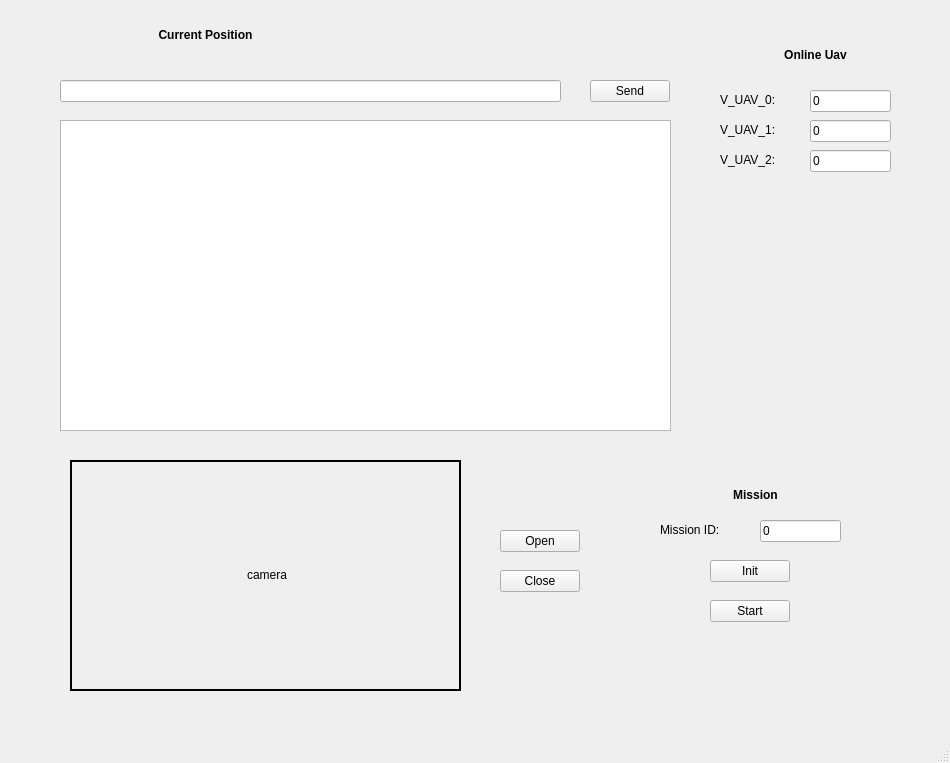
Old version of the form src/ui_control/src/v_uav_local_network.ui in the repository lpf19898026858/RLTraining_ws.
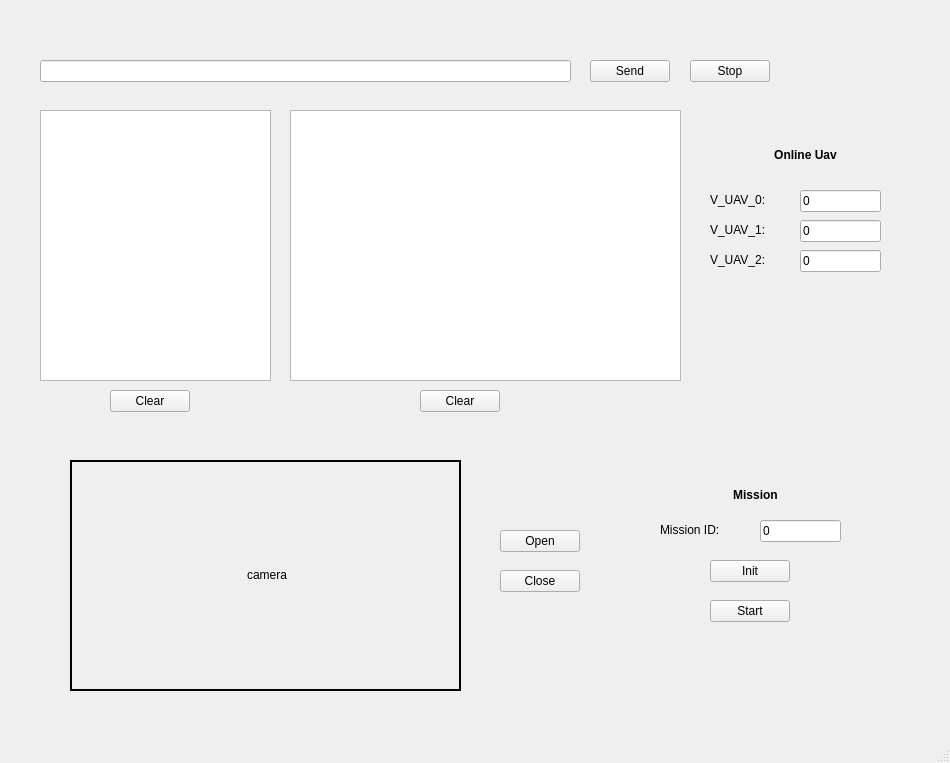
New version of the form. Icons and pictures are not drawn.

```diff
--- a/src/ui_control/src/v_uav_local_network.ui
+++ b/src/ui_control/src/v_uav_local_network.ui
@@ -46,8 +46,8 @@
    <widget class="QLabel" name="v_uav_0_label">
     <property name="geometry">
      <rect>
-      <x>30</x>
-      <y>10</y>
+      <x>870</x>
+      <y>50</y>
       <width>61</width>
       <height>51</height>
      </rect>
@@ -68,8 +68,8 @@
    <widget class="QLabel" name="v_uav_0_current_position_label">
     <property name="geometry">
      <rect>
-      <x>750</x>
-      <y>40</y>
+      <x>740</x>
+      <y>140</y>
       <width>131</width>
       <height>31</height>
      </rect>
@@ -159,9 +159,9 @@
    <widget class="QLineEdit" name="v_uav_0_ref_nlp_command">
     <property name="geometry">
      <rect>
-      <x>60</x>
-      <y>80</y>
-      <width>501</width>
+      <x>40</x>
+      <y>60</y>
+      <width>531</width>
       <height>22</height>
      </rect>
     </property>
@@ -170,7 +170,7 @@
     <property name="geometry">
      <rect>
       <x>590</x>
-      <y>80</y>
+      <y>60</y>
       <width>80</width>
       <height>22</height>
      </rect>
@@ -182,31 +182,18 @@
    <widget class="QPlainTextEdit" name="feedback_text_edit">
     <property name="geometry">
      <rect>
-      <x>60</x>
-      <y>120</y>
-      <width>611</width>
-      <height>311</height>
+      <x>290</x>
+      <y>110</y>
+      <width>391</width>
+      <height>271</height>
      </rect>
     </property>
    </widget>
-   <widget class="QLabel" name="v_uav_0_current_position_label_2">
-    <property name="geometry">
-     <rect>
-      <x>140</x>
-      <y>20</y>
-      <width>131</width>
-      <height>31</height>
-     </rect>
-    </property>
-    <property name="text">
-     <string>&lt;html&gt;&lt;head/&gt;&lt;body&gt;&lt;p align=&quot;center&quot;&gt;&lt;span style=&quot; font-weight:600;&quot;&gt;Current Position&lt;/span&gt;&lt;/p&gt;&lt;/body&gt;&lt;/html&gt;</string>
-    </property>
-   </widget>
    <widget class="QLabel" name="v_uav_0_mission_id_label_2">
     <property name="geometry">
      <rect>
-      <x>720</x>
-      <y>90</y>
+      <x>710</x>
+      <y>190</y>
       <width>71</width>
       <height>20</height>
      </rect>
@@ -218,8 +205,8 @@
    <widget class="QLabel" name="v_uav_0_mission_id_label_3">
     <property name="geometry">
      <rect>
-      <x>720</x>
-      <y>120</y>
+      <x>710</x>
+      <y>220</y>
       <width>71</width>
       <height>20</height>
      </rect>
@@ -231,8 +218,8 @@
    <widget class="QLineEdit" name="v_uav_0_mission_id_edit_2">
     <property name="geometry">
      <rect>
-      <x>810</x>
-      <y>90</y>
+      <x>800</x>
+      <y>190</y>
       <width>81</width>
       <height>22</height>
      </rect>
@@ -244,8 +231,8 @@
    <widget class="QLabel" name="v_uav_0_mission_id_label_4">
     <property name="geometry">
      <rect>
-      <x>720</x>
-      <y>150</y>
+      <x>710</x>
+      <y>250</y>
       <width>71</width>
       <height>20</height>
      </rect>
@@ -257,8 +244,8 @@
    <widget class="QLineEdit" name="v_uav_0_mission_id_edit_3">
     <property name="geometry">
      <rect>
-      <x>810</x>
-      <y>120</y>
+      <x>800</x>
+      <y>220</y>
       <width>81</width>
       <height>22</height>
      </rect>
@@ -270,8 +257,8 @@
    <widget class="QLineEdit" name="v_uav_0_mission_id_edit_4">
     <property name="geometry">
      <rect>
-      <x>810</x>
-      <y>150</y>
+      <x>800</x>
+      <y>250</y>
       <width>81</width>
       <height>22</height>
      </rect>
@@ -280,6 +267,55 @@
      <string>0</string>
     </property>
    </widget>
+   <widget class="QPushButton" name="v_uav_0_stop_command_button">
+    <property name="geometry">
+     <rect>
+      <x>690</x>
+      <y>60</y>
+      <width>80</width>
+      <height>22</height>
+     </rect>
+    </property>
+    <property name="text">
+     <string>Stop</string>
+    </property>
+   </widget>
+   <widget class="QPlainTextEdit" name="reasoning_text_edit">
+    <property name="geometry">
+     <rect>
+      <x>40</x>
+      <y>110</y>
+      <width>231</width>
+      <height>271</height>
+     </rect>
+    </property>
+   </widget>
+   <widget class="QPushButton" name="clear_reasoning_button">
+    <property name="geometry">
+     <rect>
+      <x>110</x>
+      <y>390</y>
+      <width>80</width>
+      <height>22</height>
+     </rect>
+    </property>
+    <property name="text">
+     <string>Clear</string>
+    </property>
+   </widget>
+   <widget class="QPushButton" name="clear_feedback_button">
+    <property name="geometry">
+     <rect>
+      <x>420</x>
+      <y>390</y>
+      <width>80</width>
+      <height>22</height>
+     </rect>
+    </property>
+    <property name="text">
+     <string>Clear</string>
+    </property>
+   </widget>
   </widget>
   <widget class="QMenuBar" name="menubar">
    <property name="geometry">
```
